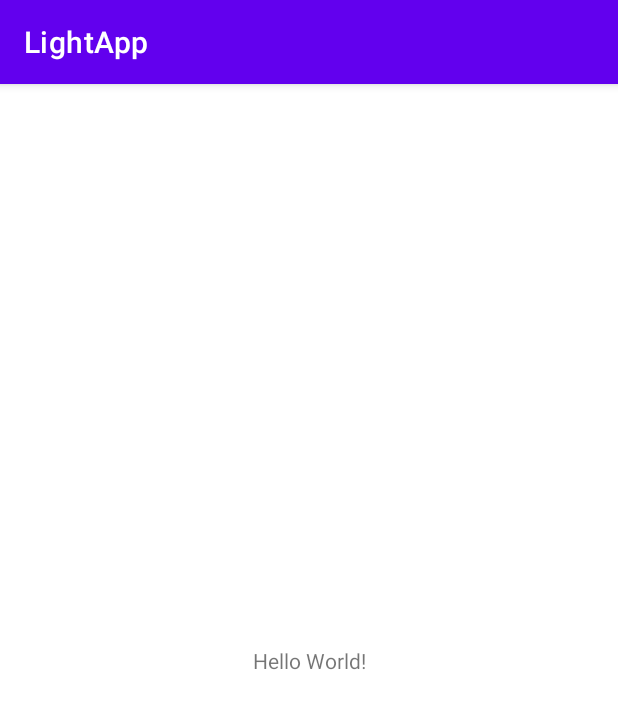
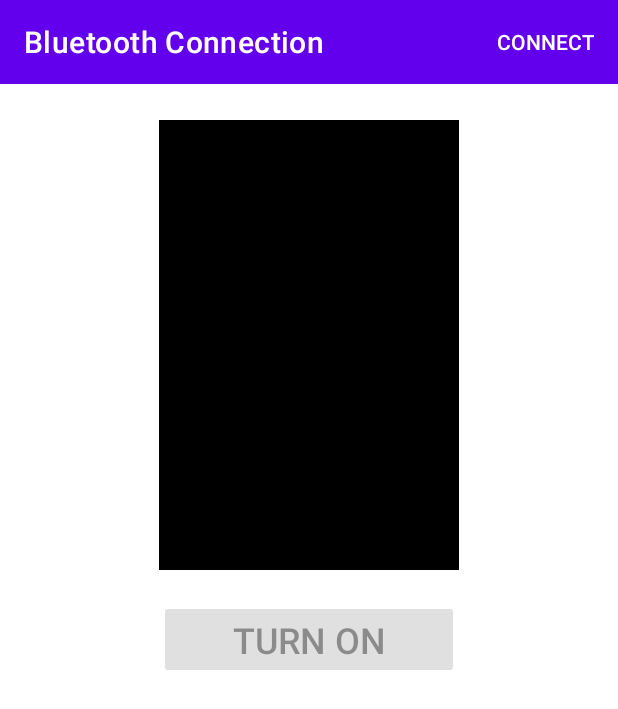
Before and after one commit to gomalodon/LightApp, an Android app: the screen it shows after launch (MainActivity), on a phone screen of 412 x 824 dp. Shown: the top 709 px of the screen. Run offline under Robolectric (Android 15) with nearby library versions, the phone set to English and light mode, and no system bars.

Commit message:
werkende bluetooth

```diff
--- a/app/src/main/java/com/gielooghe/lightapp/MainActivity.kt
+++ /dev/null
@@ -1,11 +0,0 @@
-package com.gielooghe.lightapp
-
-import androidx.appcompat.app.AppCompatActivity
-import android.os.Bundle
-
-class MainActivity : AppCompatActivity() {
-    override fun onCreate(savedInstanceState: Bundle?) {
-        super.onCreate(savedInstanceState)
-        setContentView(R.layout.activity_main)
-    }
-}
--- a/app/src/main/res/layout/activity_main.xml
+++ b/app/src/main/res/layout/activity_main.xml
@@ -2,17 +2,88 @@
 <androidx.constraintlayout.widget.ConstraintLayout xmlns:android="http://schemas.android.com/apk/res/android"
     xmlns:app="http://schemas.android.com/apk/res-auto"
     xmlns:tools="http://schemas.android.com/tools"
+    android:id="@+id/constrainLayout"
     android:layout_width="match_parent"
     android:layout_height="match_parent"
+    android:background="@android:color/background_light"
     tools:context=".MainActivity">
 
-    <TextView
+    <androidx.appcompat.widget.Toolbar
+        android:id="@+id/toolbar"
+        android:layout_width="match_parent"
+        android:layout_height="wrap_content"
+        android:background="?attr/colorPrimary"
+        android:minHeight="?attr/actionBarSize"
+        android:theme="?attr/actionBarTheme"
+        app:layout_constraintEnd_toEndOf="parent"
+        app:layout_constraintStart_toStartOf="parent"
+        app:layout_constraintTop_toTopOf="parent"
+        app:subtitleTextColor="@android:color/background_light"
+        app:title="Bluetooth Connection"
+        app:titleTextColor="@android:color/background_light" />
+
+    <ImageView
+        android:id="@+id/imageView"
+        android:layout_width="200dp"
+        android:layout_height="300dp"
+        android:layout_marginTop="24dp"
+        android:background="@color/colorOff"
+        android:contentDescription="Visual LED"
+        android:scaleType="centerCrop"
+        app:layout_constraintEnd_toEndOf="parent"
+        app:layout_constraintHorizontal_bias="0.5"
+        app:layout_constraintStart_toStartOf="parent"
+        app:layout_constraintTop_toBottomOf="@+id/toolbar"
+        tools:ignore="VectorDrawableCompat" />
+
+    <Button
+        android:id="@+id/buttonConnect"
+        style="@style/Widget.AppCompat.Button.Borderless"
         android:layout_width="wrap_content"
         android:layout_height="wrap_content"
-        android:text="Hello World!"
-        app:layout_constraintBottom_toBottomOf="parent"
-        app:layout_constraintLeft_toLeftOf="parent"
-        app:layout_constraintRight_toRightOf="parent"
+        android:text="Connect"
+        android:textColor="@android:color/background_light"
+        app:layout_constraintBottom_toBottomOf="@+id/toolbar"
+        app:layout_constraintEnd_toEndOf="@+id/toolbar"
+        app:layout_constraintTop_toTopOf="@+id/toolbar" />
+
+    <Button
+        android:id="@+id/buttonToggle"
+        style="@style/Widget.AppCompat.Button.Colored"
+        android:layout_width="200dp"
+        android:layout_height="wrap_content"
+        android:layout_marginTop="400dp"
+        android:text="Turn On"
+        android:textSize="24sp"
+        app:layout_constraintEnd_toEndOf="parent"
+        app:layout_constraintHorizontal_bias="0.5"
+        app:layout_constraintStart_toStartOf="parent"
         app:layout_constraintTop_toTopOf="parent" />
 
+    <ProgressBar
+        android:id="@+id/progressBar"
+        style="?android:attr/progressBarStyle"
+        android:layout_width="wrap_content"
+        android:layout_height="wrap_content"
+        app:layout_constraintBottom_toBottomOf="parent"
+        app:layout_constraintEnd_toEndOf="parent"
+        app:layout_constraintHorizontal_bias="0.5"
+        app:layout_constraintStart_toStartOf="parent"
+        app:layout_constraintTop_toTopOf="parent" />
+
+    <TextView
+        android:id="@+id/textViewInfo"
+        android:layout_width="0dp"
+        android:layout_height="wrap_content"
+        android:layout_marginStart="16dp"
+        android:layout_marginTop="16dp"
+        android:layout_marginEnd="16dp"
+        android:textAlignment="center"
+        android:textStyle="italic"
+        app:layout_constraintEnd_toEndOf="parent"
+        app:layout_constraintHorizontal_bias="0.5"
+        app:layout_constraintStart_toStartOf="parent"
+        app:layout_constraintTop_toBottomOf="@+id/buttonToggle" />
+
+
 </androidx.constraintlayout.widget.ConstraintLayout>
--- a/app/src/main/res/values-night/themes.xml
+++ b/app/src/main/res/values-night/themes.xml
@@ -2,15 +2,15 @@
     <!-- Base application theme. -->
     <style name="Theme.LightApp" parent="Theme.MaterialComponents.DayNight.DarkActionBar">
         <!-- Primary brand color. -->
-        <item name="colorPrimary">@color/purple_200</item>
-        <item name="colorPrimaryVariant">@color/purple_700</item>
-        <item name="colorOnPrimary">@color/black</item>
-        <!-- Secondary brand color. -->
-        <item name="colorSecondary">@color/teal_200</item>
-        <item name="colorSecondaryVariant">@color/teal_200</item>
-        <item name="colorOnSecondary">@color/black</item>
-        <!-- Status bar color. -->
-        <item name="android:statusBarColor" tools:targetApi="l">?attr/colorPrimaryVariant</item>
+<!--        <item name="colorPrimary">@color/purple_200</item>-->
+<!--        <item name="colorPrimaryVariant">@color/purple_700</item>-->
+<!--        <item name="colorOnPrimary">@color/black</item>-->
+<!--        &lt;!&ndash; Secondary brand color. &ndash;&gt;-->
+<!--        <item name="colorSecondary">@color/teal_200</item>-->
+<!--        <item name="colorSecondaryVariant">@color/teal_200</item>-->
+<!--        <item name="colorOnSecondary">@color/black</item>-->
+<!--        &lt;!&ndash; Status bar color. &ndash;&gt;-->
+<!--        <item name="android:statusBarColor" tools:targetApi="l">?attr/colorPrimaryVariant</item>-->
         <!-- Customize your theme here. -->
     </style>
 </resources>
--- a/app/src/main/res/values/colors.xml
+++ b/app/src/main/res/values/colors.xml
@@ -1,10 +1,8 @@
 <?xml version="1.0" encoding="utf-8"?>
 <resources>
-    <color name="purple_200">#FFBB86FC</color>
-    <color name="purple_500">#FF6200EE</color>
-    <color name="purple_700">#FF3700B3</color>
-    <color name="teal_200">#FF03DAC5</color>
-    <color name="teal_700">#FF018786</color>
-    <color name="black">#FF000000</color>
-    <color name="white">#FFFFFFFF</color>
+    <color name="colorPrimary">#6200EE</color>
+    <color name="colorPrimaryDark">#3700B3</color>
+    <color name="colorAccent">#03DAC5</color>
+    <color name="colorOff">#000000</color>
+    <color name="colorOn">#FF8800</color>
 </resources>
--- a/app/src/main/res/values/strings.xml
+++ b/app/src/main/res/values/strings.xml
@@ -1,3 +1,4 @@
 <resources>
     <string name="app_name">LightApp</string>
+    <string name="find_bike">FIND\nBIKE</string>
 </resources>
--- /dev/null
+++ b/app/src/main/res/values/styles.xml
@@ -0,0 +1,12 @@
+<?xml version="1.0" encoding="utf-8"?>
+<resources>
+
+    <!-- Base application theme. -->
+    <style name="AppTheme" parent="Theme.MaterialComponents.Light.NoActionBar">
+        <!-- Customize your theme here. -->
+        <item name="colorPrimary">@color/colorPrimary</item>
+        <item name="colorPrimaryDark">@color/colorPrimaryDark</item>
+        <item name="colorAccent">@color/colorAccent</item>
+    </style>
+
+</resources>
--- a/app/src/main/res/values/themes.xml
+++ b/app/src/main/res/values/themes.xml
@@ -2,15 +2,15 @@
     <!-- Base application theme. -->
     <style name="Theme.LightApp" parent="Theme.MaterialComponents.DayNight.DarkActionBar">
         <!-- Primary brand color. -->
-        <item name="colorPrimary">@color/purple_500</item>
-        <item name="colorPrimaryVariant">@color/purple_700</item>
-        <item name="colorOnPrimary">@color/white</item>
-        <!-- Secondary brand color. -->
-        <item name="colorSecondary">@color/teal_200</item>
-        <item name="colorSecondaryVariant">@color/teal_700</item>
-        <item name="colorOnSecondary">@color/black</item>
-        <!-- Status bar color. -->
-        <item name="android:statusBarColor" tools:targetApi="l">?attr/colorPrimaryVariant</item>
+<!--        <item name="colorPrimary">@color/purple_500</item>-->
+<!--        <item name="colorPrimaryVariant">@color/purple_700</item>-->
+<!--        <item name="colorOnPrimary">@color/white</item>-->
+<!--        &lt;!&ndash; Secondary brand color. &ndash;&gt;-->
+<!--        <item name="colorSecondary">@color/teal_200</item>-->
+<!--        <item name="colorSecondaryVariant">@color/teal_700</item>-->
+<!--        <item name="colorOnSecondary">@color/black</item>-->
+<!--        &lt;!&ndash; Status bar color. &ndash;&gt;-->
+<!--        <item name="android:statusBarColor" tools:targetApi="l">?attr/colorPrimaryVariant</item>-->
         <!-- Customize your theme here. -->
     </style>
 </resources>
```
Also changed, not shown: app/src/main/AndroidManifest.xml (+15 -2 lines), app/src/main/java/com/gielooghe/lightapp/DeviceInfoModel.java (added, +18 -0 lines), app/src/main/java/com/gielooghe/lightapp/DeviceListAdapter.java (added, +74 -0 lines), app/src/main/java/com/gielooghe/lightapp/MainActivity.java (added, +301 -0 lines), app/src/main/java/com/gielooghe/lightapp/SelectDeviceActivity.java (added, +58 -0 lines), app/src/main/res/drawable-v24/rounded_corner_view.xml (added, +15 -0 lines), app/src/main/res/layout/activity_select_device.xml (added, +16 -0 lines), app/src/main/res/layout/device_info_layout.xml (added, +44 -0 lines).
